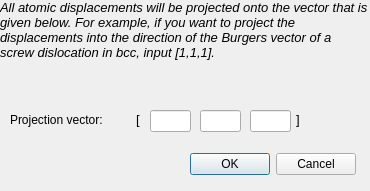
The window that ui/dprojvector.ui (dmt4/ddplot) describes before a commit, drawn with Qt 5.
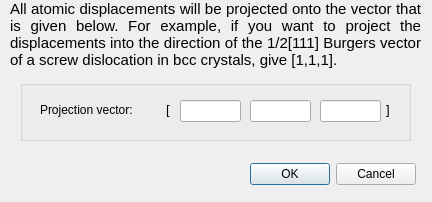
The same window after the commit.

Patch:
```diff
--- a/ui/dprojvector.ui
+++ b/ui/dprojvector.ui
@@ -6,106 +6,20 @@
    <rect>
     <x>0</x>
     <y>0</y>
-    <width>370</width>
-    <height>191</height>
+    <width>432</width>
+    <height>202</height>
    </rect>
   </property>
   <property name="windowTitle">
    <string>Projection vector</string>
   </property>
-  <widget class="QLabel" name="textLabel5">
-   <property name="geometry">
-    <rect>
-     <x>130</x>
-     <y>110</y>
-     <width>16</width>
-     <height>20</height>
-    </rect>
-   </property>
-   <property name="text">
-    <string>&lt;!DOCTYPE HTML PUBLIC &quot;-//W3C//DTD HTML 4.0//EN&quot; &quot;http://www.w3.org/TR/REC-html40/strict.dtd&quot;&gt;
-&lt;html&gt;&lt;head&gt;&lt;meta name=&quot;qrichtext&quot; content=&quot;1&quot; /&gt;&lt;style type=&quot;text/css&quot;&gt;
-p, li { white-space: pre-wrap; }
-&lt;/style&gt;&lt;/head&gt;&lt;body style=&quot; font-family:'Sans'; font-size:10pt; font-weight:400; font-style:normal;&quot;&gt;
-&lt;p align=&quot;center&quot; style=&quot; margin-top:12px; margin-bottom:12px; margin-left:0px; margin-right:0px; -qt-block-indent:0; text-indent:0px;&quot;&gt;[&lt;/p&gt;&lt;/body&gt;&lt;/html&gt;</string>
-   </property>
-   <property name="wordWrap">
-    <bool>false</bool>
-   </property>
-  </widget>
-  <widget class="QLabel" name="textLabel5_2">
-   <property name="geometry">
-    <rect>
-     <x>290</x>
-     <y>110</y>
-     <width>16</width>
-     <height>20</height>
-    </rect>
-   </property>
-   <property name="text">
-    <string>&lt;!DOCTYPE HTML PUBLIC &quot;-//W3C//DTD HTML 4.0//EN&quot; &quot;http://www.w3.org/TR/REC-html40/strict.dtd&quot;&gt;
-&lt;html&gt;&lt;head&gt;&lt;meta name=&quot;qrichtext&quot; content=&quot;1&quot; /&gt;&lt;style type=&quot;text/css&quot;&gt;
-p, li { white-space: pre-wrap; }
-&lt;/style&gt;&lt;/head&gt;&lt;body style=&quot; font-family:'Sans'; font-size:10pt; font-weight:400; font-style:normal;&quot;&gt;
-&lt;p align=&quot;center&quot; style=&quot; margin-top:12px; margin-bottom:12px; margin-left:0px; margin-right:0px; -qt-block-indent:0; text-indent:0px;&quot;&gt;]&lt;/p&gt;&lt;/body&gt;&lt;/html&gt;</string>
-   </property>
-   <property name="wordWrap">
-    <bool>false</bool>
-   </property>
-  </widget>
-  <widget class="QLineEdit" name="ycoord">
-   <property name="geometry">
-    <rect>
-     <x>200</x>
-     <y>110</y>
-     <width>41</width>
-     <height>22</height>
-    </rect>
-   </property>
-  </widget>
-  <widget class="QLineEdit" name="zcoord">
-   <property name="geometry">
-    <rect>
-     <x>250</x>
-     <y>110</y>
-     <width>41</width>
-     <height>22</height>
-    </rect>
-   </property>
-  </widget>
-  <widget class="QLineEdit" name="xcoord">
-   <property name="geometry">
-    <rect>
-     <x>150</x>
-     <y>110</y>
-     <width>41</width>
-     <height>22</height>
-    </rect>
-   </property>
-  </widget>
-  <widget class="QLabel" name="textLabel3">
-   <property name="geometry">
-    <rect>
-     <x>10</x>
-     <y>110</y>
-     <width>121</width>
-     <height>20</height>
-    </rect>
-   </property>
-   <property name="text">
-    <string>Projection vector:</string>
-   </property>
-   <property name="wordWrap">
-    <bool>false</bool>
-   </property>
-  </widget>
   <widget class="QLabel" name="textLabel4">
    <property name="geometry">
     <rect>
-     <x>0</x>
+     <x>10</x>
      <y>0</y>
-     <width>370</width>
-     <height>101</height>
+     <width>411</width>
+     <height>81</height>
     </rect>
    </property>
    <property name="autoFillBackground">
@@ -115,8 +29,8 @@
     <string>&lt;!DOCTYPE HTML PUBLIC &quot;-//W3C//DTD HTML 4.0//EN&quot; &quot;http://www.w3.org/TR/REC-html40/strict.dtd&quot;&gt;
 &lt;html&gt;&lt;head&gt;&lt;meta name=&quot;qrichtext&quot; content=&quot;1&quot; /&gt;&lt;style type=&quot;text/css&quot;&gt;
 p, li { white-space: pre-wrap; }
-&lt;/style&gt;&lt;/head&gt;&lt;body style=&quot; font-family:'Sans'; font-size:10pt; font-weight:400; font-style:normal;&quot;&gt;
-&lt;p style=&quot; margin-top:12px; margin-bottom:12px; margin-left:0px; margin-right:0px; -qt-block-indent:0; text-indent:0px;&quot;&gt;&lt;span style=&quot; font-style:italic;&quot;&gt;All atomic displacements will be projected onto the vector that is given below. For example, if you want to project the displacements into the direction of the Burgers vector of a screw dislocation in bcc, input [1,1,1].&lt;/span&gt;&lt;/p&gt;&lt;/body&gt;&lt;/html&gt;</string>
+&lt;/style&gt;&lt;/head&gt;&lt;body style=&quot; font-family:'Ubuntu'; font-size:11pt; font-weight:400; font-style:normal;&quot;&gt;
+&lt;p align=&quot;justify&quot; style=&quot; margin-top:12px; margin-bottom:12px; margin-left:0px; margin-right:0px; -qt-block-indent:0; text-indent:0px;&quot;&gt;All atomic displacements will be projected onto the vector that is given below. For example, if you want to project the displacements into the direction of the 1/2[111] Burgers vector of a screw dislocation in bcc crystals, give [1,1,1].&lt;/p&gt;&lt;/body&gt;&lt;/html&gt;</string>
    </property>
    <property name="textFormat">
     <enum>Qt::RichText</enum>
@@ -134,8 +48,8 @@
   <widget class="QDialogButtonBox" name="buttonBox">
    <property name="geometry">
     <rect>
-     <x>180</x>
-     <y>150</y>
+     <x>240</x>
+     <y>160</y>
      <width>176</width>
      <height>28</height>
     </rect>
@@ -144,6 +58,105 @@
     <set>QDialogButtonBox::Cancel|QDialogButtonBox::Ok</set>
    </property>
   </widget>
+  <widget class="QGroupBox" name="groupBox">
+   <property name="geometry">
+    <rect>
+     <x>20</x>
+     <y>80</y>
+     <width>391</width>
+     <height>61</height>
+    </rect>
+   </property>
+   <property name="title">
+    <string/>
+   </property>
+   <widget class="QLabel" name="textLabel3">
+    <property name="geometry">
+     <rect>
+      <x>20</x>
+      <y>20</y>
+      <width>121</width>
+      <height>20</height>
+     </rect>
+    </property>
+    <property name="text">
+     <string>Projection vector:</string>
+    </property>
+    <property name="wordWrap">
+     <bool>false</bool>
+    </property>
+   </widget>
+   <widget class="QLabel" name="textLabel5_2">
+    <property name="geometry">
+     <rect>
+      <x>360</x>
+      <y>20</y>
+      <width>16</width>
+      <height>20</height>
+     </rect>
+    </property>
+    <property name="text">
+     <string>&lt;!DOCTYPE HTML PUBLIC &quot;-//W3C//DTD HTML 4.0//EN&quot; &quot;http://www.w3.org/TR/REC-html40/strict.dtd&quot;&gt;
+&lt;html&gt;&lt;head&gt;&lt;meta name=&quot;qrichtext&quot; content=&quot;1&quot; /&gt;&lt;style type=&quot;text/css&quot;&gt;
+p, li { white-space: pre-wrap; }
+&lt;/style&gt;&lt;/head&gt;&lt;body style=&quot; font-family:'Sans'; font-size:10pt; font-weight:400; font-style:normal;&quot;&gt;
+&lt;p align=&quot;center&quot; style=&quot; margin-top:12px; margin-bottom:12px; margin-left:0px; margin-right:0px; -qt-block-indent:0; text-indent:0px;&quot;&gt;]&lt;/p&gt;&lt;/body&gt;&lt;/html&gt;</string>
+    </property>
+    <property name="wordWrap">
+     <bool>false</bool>
+    </property>
+   </widget>
+   <widget class="QLineEdit" name="xcoord">
+    <property name="geometry">
+     <rect>
+      <x>160</x>
+      <y>20</y>
+      <width>61</width>
+      <height>22</height>
+     </rect>
+    </property>
+   </widget>
+   <widget class="QLineEdit" name="ycoord">
+    <property name="geometry">
+     <rect>
+      <x>230</x>
+      <y>20</y>
+      <width>61</width>
+      <height>22</height>
+     </rect>
+    </property>
+   </widget>
+   <widget class="QLineEdit" name="zcoord">
+    <property name="geometry">
+     <rect>
+      <x>300</x>
+      <y>20</y>
+      <width>61</width>
+      <height>22</height>
+     </rect>
+    </property>
+   </widget>
+   <widget class="QLabel" name="textLabel5">
+    <property name="geometry">
+     <rect>
+      <x>140</x>
+      <y>20</y>
+      <width>16</width>
+      <height>20</height>
+     </rect>
+    </property>
+    <property name="text">
+     <string>&lt;!DOCTYPE HTML PUBLIC &quot;-//W3C//DTD HTML 4.0//EN&quot; &quot;http://www.w3.org/TR/REC-html40/strict.dtd&quot;&gt;
+&lt;html&gt;&lt;head&gt;&lt;meta name=&quot;qrichtext&quot; content=&quot;1&quot; /&gt;&lt;style type=&quot;text/css&quot;&gt;
+p, li { white-space: pre-wrap; }
+&lt;/style&gt;&lt;/head&gt;&lt;body style=&quot; font-family:'Sans'; font-size:10pt; font-weight:400; font-style:normal;&quot;&gt;
+&lt;p align=&quot;center&quot; style=&quot; margin-top:12px; margin-bottom:12px; margin-left:0px; margin-right:0px; -qt-block-indent:0; text-indent:0px;&quot;&gt;[&lt;/p&gt;&lt;/body&gt;&lt;/html&gt;</string>
+    </property>
+    <property name="wordWrap">
+     <bool>false</bool>
+    </property>
+   </widget>
+  </widget>
  </widget>
  <layoutdefault spacing="6" margin="11"/>
  <pixmapfunction>qPixmapFromMimeSource</pixmapfunction>
```
